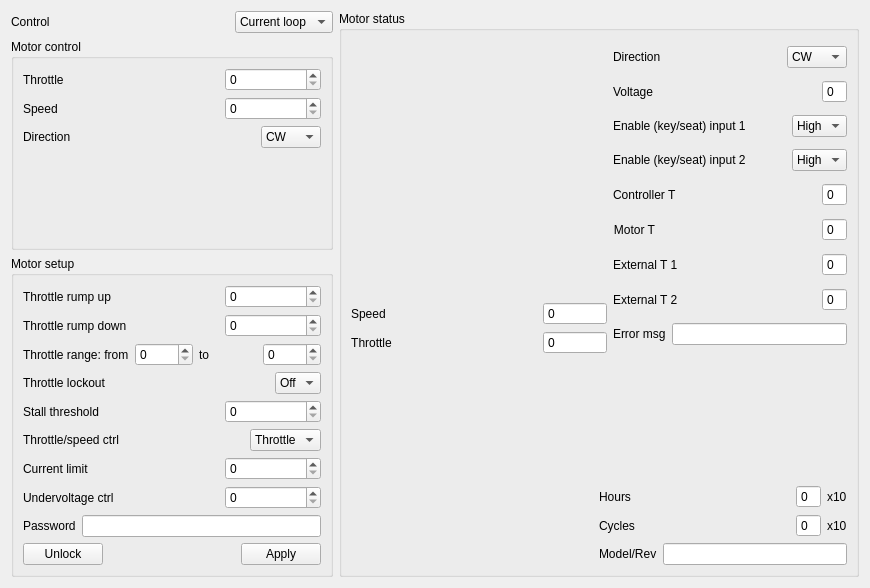
Before: the Qt Designer form software/application/src/moto.ui in z80/avrusb, drawn with Qt 5.
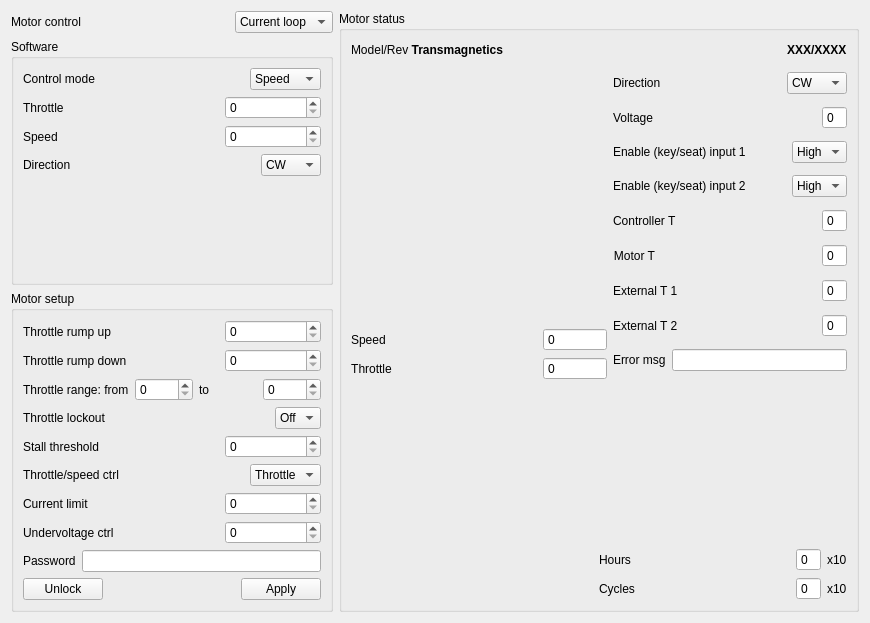
After: the same form once the commit is applied. Custom widgets are drawn as their Qt base class.

Patch:
```diff
--- a/software/application/src/moto.ui
+++ b/software/application/src/moto.ui
@@ -7,7 +7,7 @@
     <x>0</x>
     <y>0</y>
     <width>870</width>
-    <height>588</height>
+    <height>623</height>
    </rect>
   </property>
   <property name="windowTitle">
@@ -16,7 +16,7 @@
   <property name="locale">
    <locale language="C" country="AnyCountry"/>
   </property>
-  <layout class="QHBoxLayout" name="horizontalLayout_31">
+  <layout class="QHBoxLayout" name="horizontalLayout_32">
    <item>
     <layout class="QVBoxLayout" name="verticalLayout_8">
      <item>
@@ -24,7 +24,7 @@
        <item>
         <widget class="QLabel" name="label">
          <property name="text">
-          <string>Control</string>
+          <string>Motor control</string>
          </property>
         </widget>
        </item>
@@ -65,9 +65,47 @@
      <item>
       <widget class="QGroupBox" name="groupBox">
        <property name="title">
-        <string>Motor control</string>
+        <string>Software</string>
        </property>
        <layout class="QVBoxLayout" name="verticalLayout_3">
+        <item>
+         <layout class="QHBoxLayout" name="horizontalLayout_31">
+          <item>
+           <widget class="QLabel" name="label_31">
+            <property name="text">
+             <string>Control mode</string>
+            </property>
+           </widget>
+          </item>
+          <item>
+           <spacer name="horizontalSpacer_26">
+            <property name="orientation">
+             <enum>Qt::Horizontal</enum>
+            </property>
+            <property name="sizeHint" stdset="0">
+             <size>
+              <width>40</width>
+              <height>20</height>
+             </size>
+            </property>
+           </spacer>
+          </item>
+          <item>
+           <widget class="QComboBox" name="controlMode">
+            <item>
+             <property name="text">
+              <string>Speed</string>
+             </property>
+            </item>
+            <item>
+             <property name="text">
+              <string>Throttle</string>
+             </property>
+            </item>
+           </widget>
+          </item>
+         </layout>
+        </item>
         <item>
          <layout class="QHBoxLayout" name="horizontalLayout_19">
           <item>
@@ -545,6 +583,37 @@
       <string>Motor status</string>
      </property>
      <layout class="QVBoxLayout" name="verticalLayout_7">
+      <item>
+       <layout class="QHBoxLayout" name="horizontalLayout_13">
+        <item>
+         <widget class="QLabel" name="label_14">
+          <property name="text">
+           <string>&lt;html&gt;&lt;head/&gt;&lt;body&gt;&lt;p&gt;Model/Rev &lt;span style=&quot; font-weight:600;&quot;&gt;Transmagnetics&lt;/span&gt;&lt;/p&gt;&lt;/body&gt;&lt;/html&gt;</string>
+          </property>
+         </widget>
+        </item>
+        <item>
+         <spacer name="horizontalSpacer_27">
+          <property name="orientation">
+           <enum>Qt::Horizontal</enum>
+          </property>
+          <property name="sizeHint" stdset="0">
+           <size>
+            <width>40</width>
+            <height>20</height>
+           </size>
+          </property>
+         </spacer>
+        </item>
+        <item>
+         <widget class="QLabel" name="modelRev">
+          <property name="text">
+           <string>&lt;html&gt;&lt;head/&gt;&lt;body&gt;&lt;p&gt;&lt;span style=&quot; font-weight:600;&quot;&gt;XXX/XXXX&lt;/span&gt;&lt;/p&gt;&lt;/body&gt;&lt;/html&gt;</string>
+          </property>
+         </widget>
+        </item>
+       </layout>
+      </item>
       <item>
        <layout class="QHBoxLayout" name="horizontalLayout_28">
         <item>
@@ -1045,20 +1114,6 @@
             </item>
            </layout>
           </item>
-          <item>
-           <layout class="QHBoxLayout" name="horizontalLayout_13">
-            <item>
-             <widget class="QLabel" name="label_14">
-              <property name="text">
-               <string>Model/Rev</string>
-              </property>
-             </widget>
-            </item>
-            <item>
-             <widget class="QLineEdit" name="modelRev"/>
-            </item>
-           </layout>
-          </item>
          </layout>
         </item>
        </layout>
```
